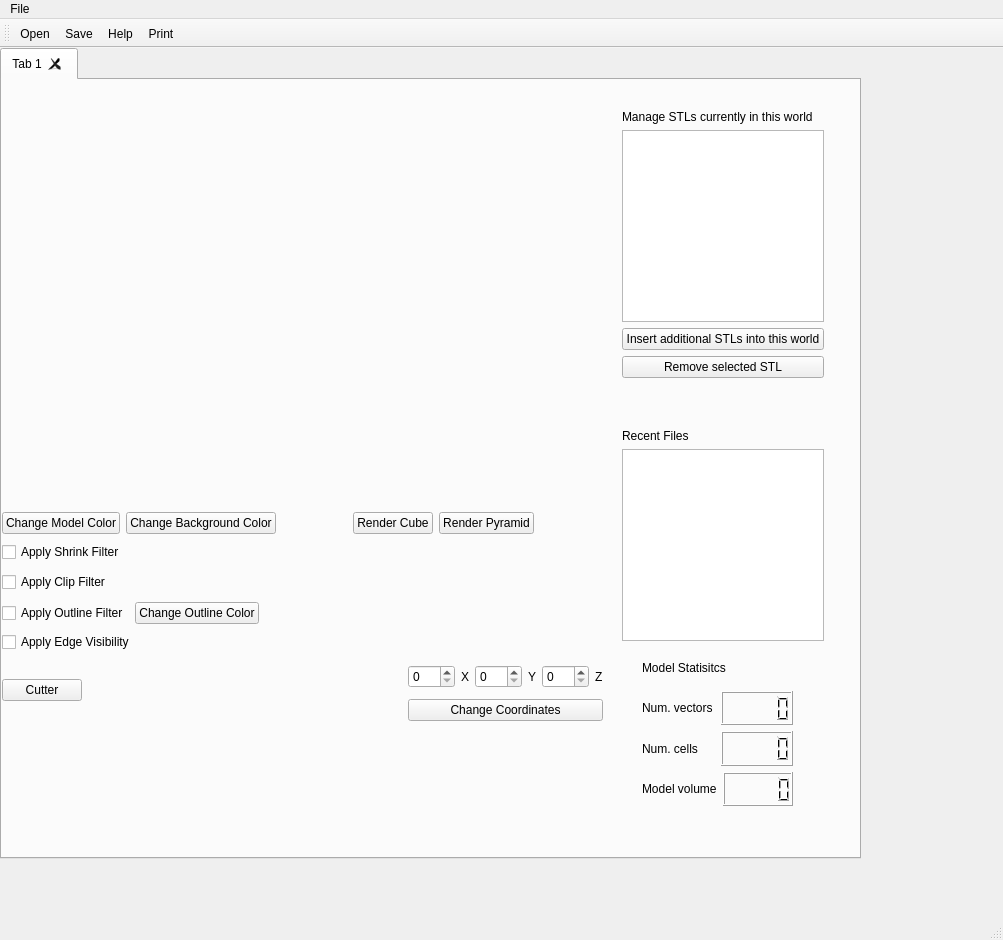
Above: ModelViewer/mainwindow.ui from eeyla2/2021_GROUP_25 before the change. Below: the same form after it.
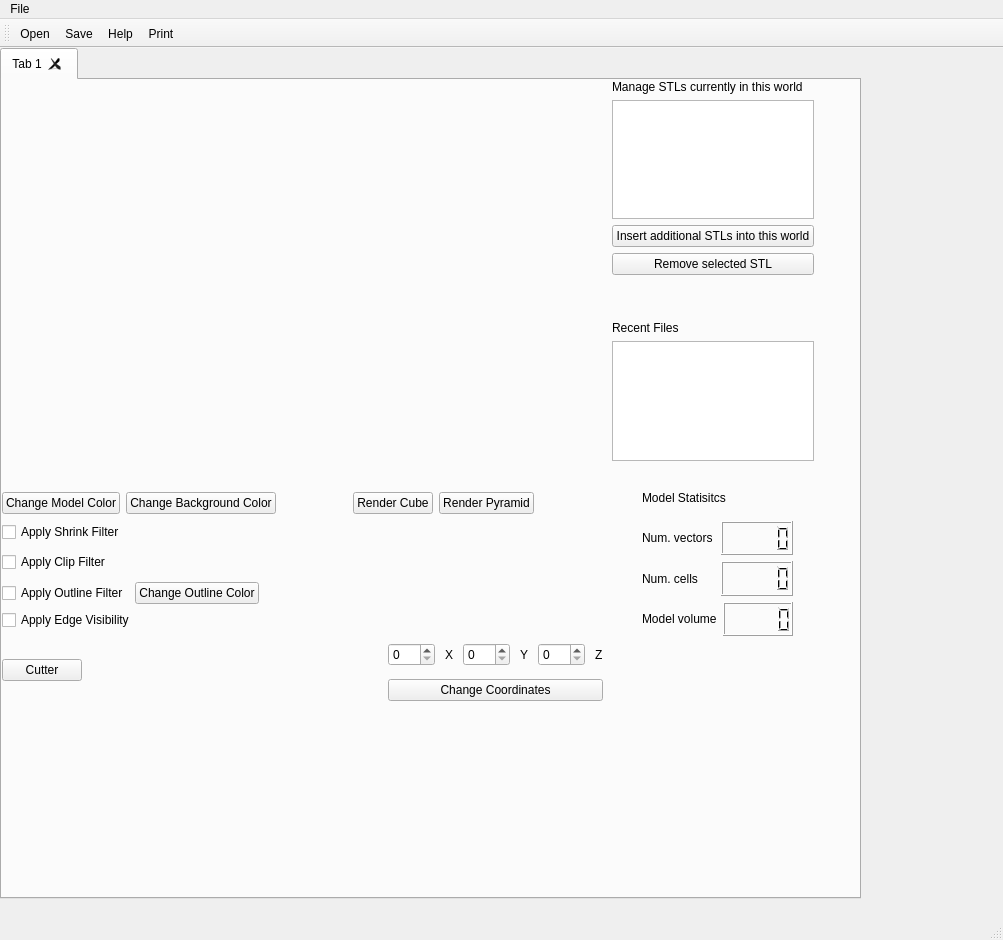
That is the form after the change. Icons and pictures are not drawn. Custom widgets are drawn as their Qt base class.

Patch:
```diff
--- a/ModelViewer/mainwindow.ui
+++ b/ModelViewer/mainwindow.ui
@@ -20,7 +20,7 @@
       <x>0</x>
       <y>0</y>
       <width>861</width>
-      <height>811</height>
+      <height>851</height>
      </rect>
     </property>
     <property name="currentIndex">
@@ -39,10 +39,10 @@
      <widget class="QWidget" name="layoutWidget">
       <property name="geometry">
        <rect>
-        <x>620</x>
-        <y>30</y>
+        <x>610</x>
+        <y>0</y>
         <width>202</width>
-        <height>531</height>
+        <height>381</height>
        </rect>
       </property>
       <layout class="QVBoxLayout" name="verticalLayout_4">
@@ -54,7 +54,14 @@
         </widget>
        </item>
        <item>
-        <widget class="QListView" name="currentSTLs"/>
+        <widget class="QListView" name="currentSTLs">
+         <property name="maximumSize">
+          <size>
+           <width>16777215</width>
+           <height>120</height>
+          </size>
+         </property>
+        </widget>
        </item>
        <item>
         <widget class="QPushButton" name="insertObject">
@@ -75,6 +82,9 @@
          <property name="orientation">
           <enum>Qt::Vertical</enum>
          </property>
+         <property name="sizeType">
+          <enum>QSizePolicy::Minimum</enum>
+         </property>
          <property name="sizeHint" stdset="0">
           <size>
            <width>20</width>
@@ -91,7 +101,14 @@
         </widget>
        </item>
        <item>
-        <widget class="QListView" name="recentFiles"/>
+        <widget class="QListView" name="recentFiles">
+         <property name="maximumSize">
+          <size>
+           <width>16777215</width>
+           <height>120</height>
+          </size>
+         </property>
+        </widget>
        </item>
       </layout>
      </widget>
@@ -99,7 +116,7 @@
       <property name="geometry">
        <rect>
         <x>0</x>
-        <y>460</y>
+        <y>440</y>
         <width>601</width>
         <height>25</height>
        </rect>
@@ -131,7 +148,7 @@
       <property name="geometry">
        <rect>
         <x>0</x>
-        <y>580</y>
+        <y>560</y>
         <width>601</width>
         <height>61</height>
        </rect>
@@ -176,8 +193,14 @@
        </item>
        <item>
         <layout class="QVBoxLayout" name="verticalLayout_2">
+         <property name="spacing">
+          <number>10</number>
+         </property>
          <item>
           <layout class="QHBoxLayout" name="horizontalLayout_2">
+           <property name="spacing">
+            <number>10</number>
+           </property>
            <item>
             <widget class="QSpinBox" name="xCoordinate">
              <property name="maximum">
@@ -237,7 +260,7 @@
       <property name="geometry">
        <rect>
         <x>0</x>
-        <y>490</y>
+        <y>470</y>
         <width>601</width>
         <height>25</height>
        </rect>
@@ -269,7 +292,7 @@
       <property name="geometry">
        <rect>
         <x>0</x>
-        <y>20</y>
+        <y>0</y>
         <width>602</width>
         <height>434</height>
        </rect>
@@ -349,7 +372,7 @@
       <property name="geometry">
        <rect>
         <x>0</x>
-        <y>520</y>
+        <y>500</y>
         <width>601</width>
         <height>26</height>
        </rect>
@@ -388,9 +411,9 @@
       <property name="geometry">
        <rect>
         <x>0</x>
-        <y>550</y>
+        <y>530</y>
         <width>601</width>
-        <height>25</height>
+        <height>21</height>
        </rect>
       </property>
       <layout class="QHBoxLayout" name="horizontalLayout_6">
@@ -420,7 +443,7 @@
       <property name="geometry">
        <rect>
         <x>640</x>
-        <y>570</y>
+        <y>400</y>
         <width>151</width>
         <height>156</height>
        </rect>
```
